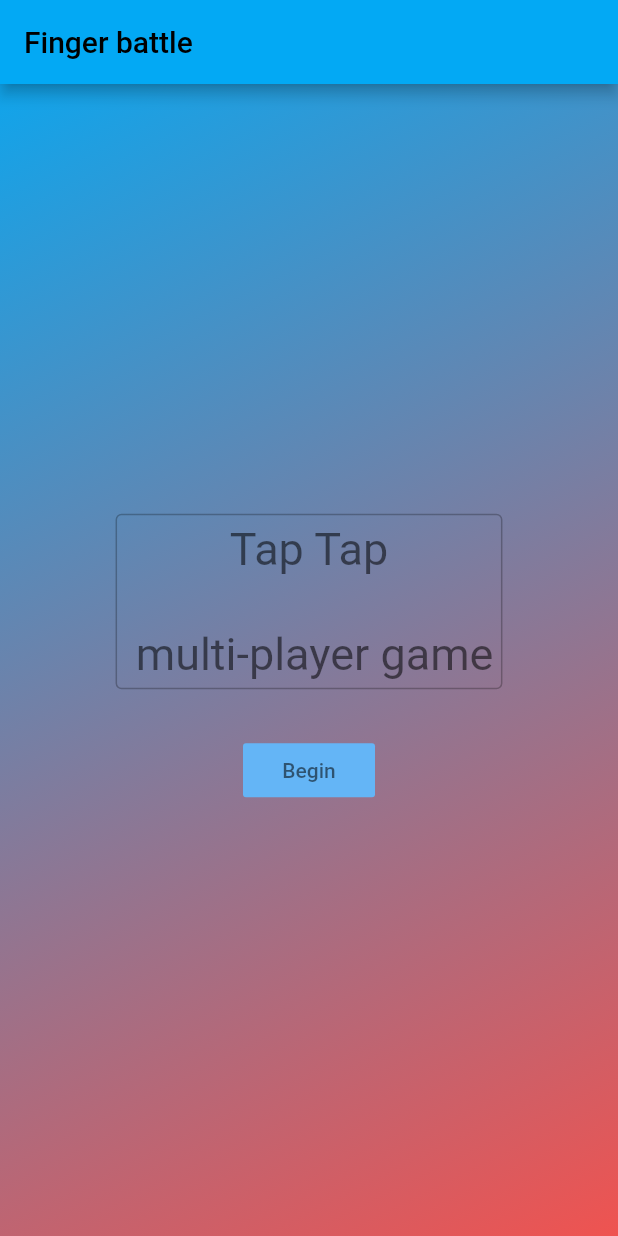
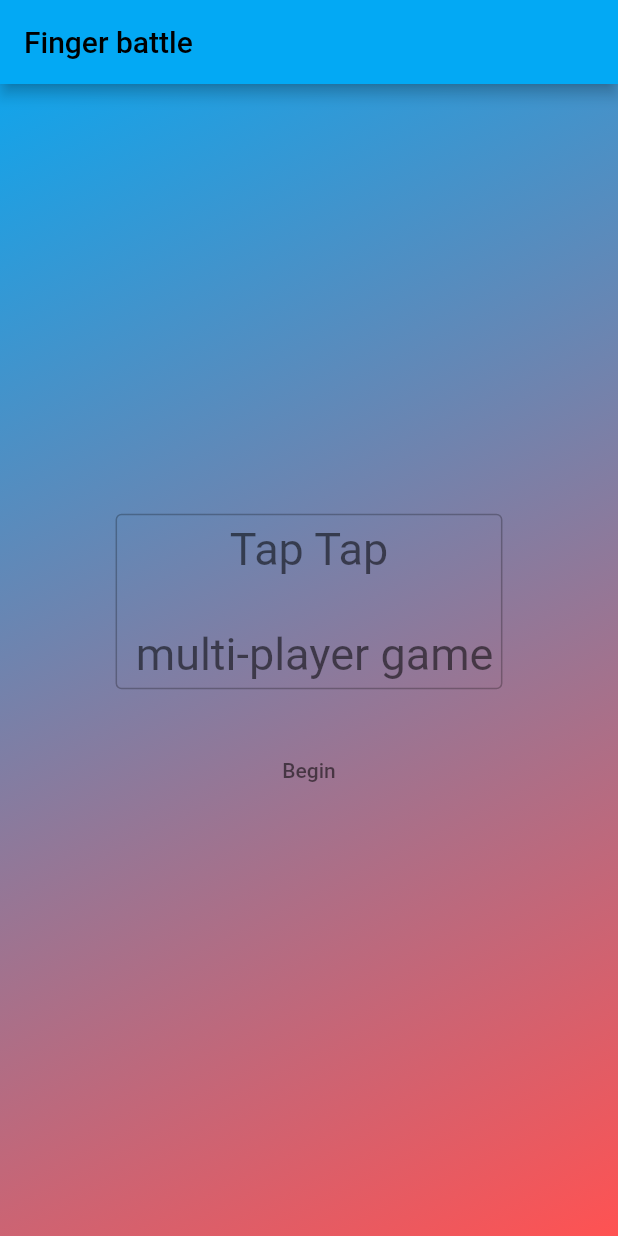
Before and after one commit to imen-bouabdallah/tap_multiplayer, a Flutter app: the screen it shows after launch, on a phone screen of 412 x 824 dp. Run offline on Flutter 3.47's test engine with Material 2 defaults, Android fonts, the phone set to English and light mode, and no system bars; our stand-ins replace confetti; missing offline and left inert: positioned_tap_detector_2.

```diff
--- a/lib/main.dart
+++ b/lib/main.dart
@@ -26,7 +26,7 @@ class MyApp extends StatelessWidget {
 }
 
 class MyHomePage extends StatefulWidget {
-  MyHomePage({Key key, this.title}) : super(key: key);
+  MyHomePage({Key? key, required this.title}) : super(key: key);
 
 
 
@@ -54,8 +54,8 @@ class _MyHomePageState extends State<MyHomePage> {
     // fast, so that you can just rebuild anything that needs updating rather
     // than having to individually change instances of widgets.
     return WillPopScope(
-    onWillPop: (){
-        return showDialog(
+    onWillPop: () async {
+        showDialog(
           context: context,
           builder: (context) => new AlertDialog(
             title: new Text('Are you sure?'),
@@ -72,8 +72,7 @@ class _MyHomePageState extends State<MyHomePage> {
               ),
             ],
           ),
-        ) ??
-            false;
+        ); return true;
       },
       child: Container(
         decoration: BoxDecoration(
@@ -82,7 +81,7 @@ class _MyHomePageState extends State<MyHomePage> {
             end: Alignment.bottomRight,
             colors: [
               Colors.lightBlue,
-              Colors.red[400],
+              Colors.redAccent,
             ]
           )
         ),
@@ -119,12 +118,14 @@ class _MyHomePageState extends State<MyHomePage> {
                 SizedBox(
                   height: 30,
                 ),
-                FlatButton(
+                TextButton(
                   onPressed: () =>{
                     Navigator.push(context,
                         MaterialPageRoute(builder: (context) => game() ) ),
                   },
-                  color: Colors.blue[300],
+                  style: TextButton.styleFrom(
+                      surfaceTintColor: Colors.blue[300],
+                  ),
                   child: Text(
                     'Begin',
                       style: TextStyle(
```
Also changed, not shown: lib/game.dart (+36 -5 lines), pubspec.yaml (+6 -2 lines), pubspec.lock, 4 other files.
